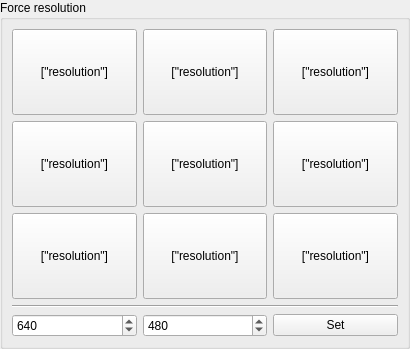
Old version of the form src/display/qt/windows/ControlPanel/Capture/InputResolution.ui in the repository mrehkopf/vcs.
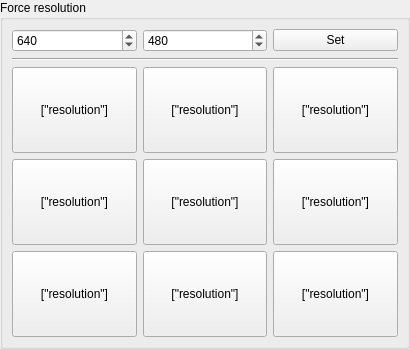
New version of the form.

Commit message:
ui/capture: Allow input resolution buttons to be customized
Alt+Click

Patch:
```diff
--- a/src/display/qt/windows/ControlPanel/Capture/InputResolution.ui
+++ b/src/display/qt/windows/ControlPanel/Capture/InputResolution.ui
@@ -38,6 +38,50 @@
       <string>Force resolution</string>
      </property>
      <layout class="QVBoxLayout" name="verticalLayout">
+      <item>
+       <layout class="QHBoxLayout" name="horizontalLayout">
+        <item>
+         <widget class="QSpinBox" name="spinBox_customWidth">
+          <property name="minimum">
+           <number>1</number>
+          </property>
+          <property name="maximum">
+           <number>700</number>
+          </property>
+          <property name="value">
+           <number>640</number>
+          </property>
+         </widget>
+        </item>
+        <item>
+         <widget class="QSpinBox" name="spinBox_customHeight">
+          <property name="minimum">
+           <number>1</number>
+          </property>
+          <property name="maximum">
+           <number>700</number>
+          </property>
+          <property name="value">
+           <number>480</number>
+          </property>
+         </widget>
+        </item>
+        <item>
+         <widget class="QPushButton" name="pushButton_applyCustomResolution">
+          <property name="text">
+           <string>Set</string>
+          </property>
+         </widget>
+        </item>
+       </layout>
+      </item>
+      <item>
+       <widget class="Line" name="line">
+        <property name="orientation">
+         <enum>Qt::Horizontal</enum>
+        </property>
+       </widget>
+      </item>
       <item>
        <widget class="QFrame" name="frame_inputForceButtons">
         <property name="sizePolicy">
@@ -269,50 +313,6 @@
         </layout>
        </widget>
       </item>
-      <item>
-       <widget class="Line" name="line">
-        <property name="orientation">
-         <enum>Qt::Horizontal</enum>
-        </property>
-       </widget>
-      </item>
-      <item>
-       <layout class="QHBoxLayout" name="horizontalLayout">
-        <item>
-         <widget class="QSpinBox" name="spinBox_customWidth">
-          <property name="minimum">
-           <number>1</number>
-          </property>
-          <property name="maximum">
-           <number>700</number>
-          </property>
-          <property name="value">
-           <number>640</number>
-          </property>
-         </widget>
-        </item>
-        <item>
-         <widget class="QSpinBox" name="spinBox_customHeight">
-          <property name="minimum">
-           <number>1</number>
-          </property>
-          <property name="maximum">
-           <number>700</number>
-          </property>
-          <property name="value">
-           <number>480</number>
-          </property>
-         </widget>
-        </item>
-        <item>
-         <widget class="QPushButton" name="pushButton_applyCustomResolution">
-          <property name="text">
-           <string>Set</string>
-          </property>
-         </widget>
-        </item>
-       </layout>
-      </item>
      </layout>
     </widget>
    </item>
```
The commit also changes 8 other files.
